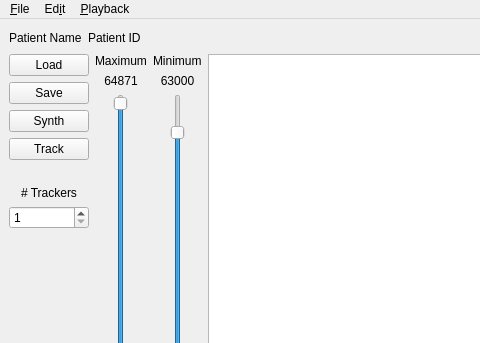
simonoxen/plastimatch, file src/ise/iqt_main_window.ui: the form before one commit; both pictures show x 0 to 480 and y 0 to 343 of the 964 by 668 pixel window.
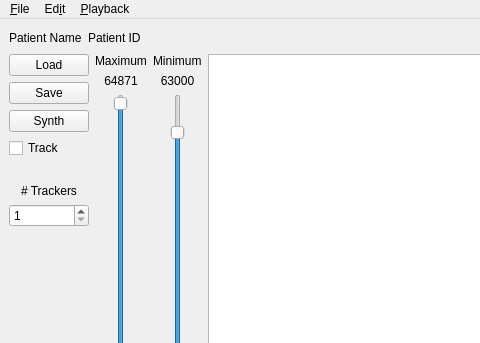
The form after the commit. Custom widgets are drawn as their Qt base class.

What changed in the file:
```diff
--- a/src/ise/iqt_main_window.ui
+++ b/src/ise/iqt_main_window.ui
@@ -81,7 +81,7 @@
          </widget>
         </item>
         <item>
-         <widget class="QPushButton" name="track_button">
+         <widget class="QCheckBox" name="track_check">
           <property name="text">
            <string>Track</string>
           </property>
```
Left out of the diff: 49 changed lines with no effect on the pictures.
